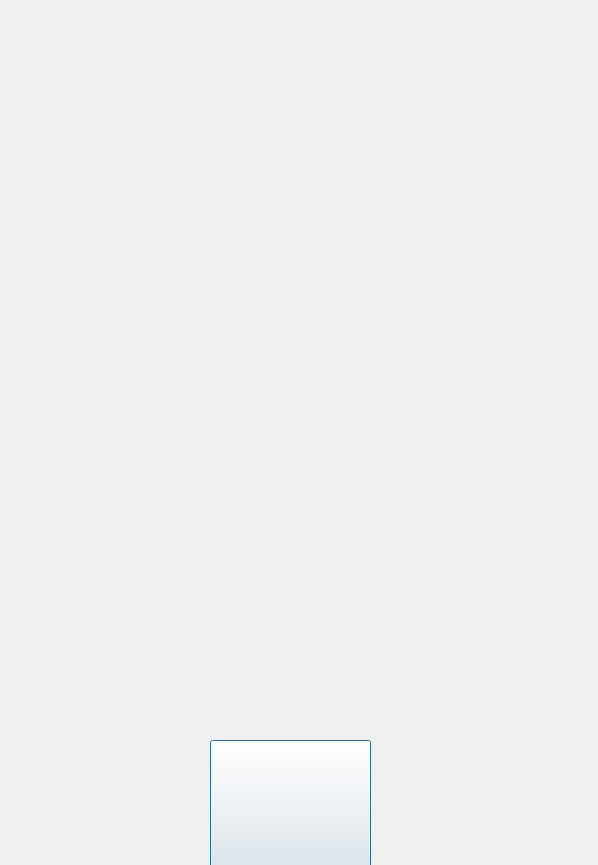
Old version of the form game1introdialog.ui in the repository Hengyu10003/The-Eighth.
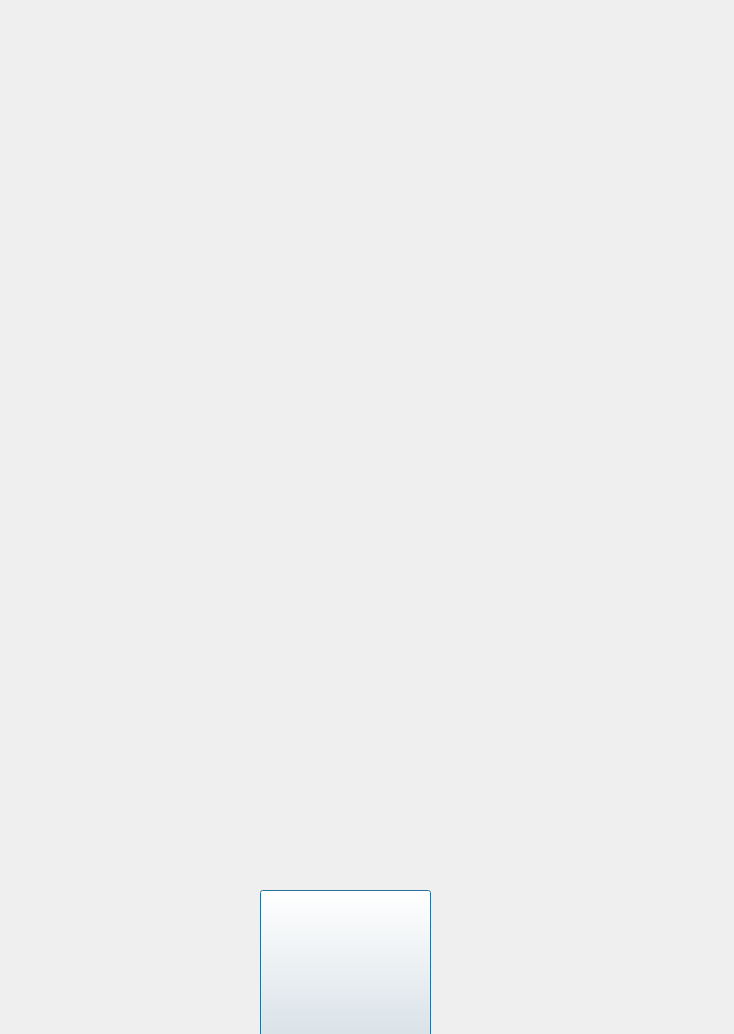
New version of the form. Icons and pictures are not drawn.

Patch:
```diff
--- a/game1introdialog.ui
+++ b/game1introdialog.ui
@@ -6,8 +6,8 @@
    <rect>
     <x>0</x>
     <y>0</y>
-    <width>598</width>
-    <height>865</height>
+    <width>734</width>
+    <height>1034</height>
    </rect>
   </property>
   <property name="windowTitle">
@@ -19,10 +19,10 @@
   <widget class="QPushButton" name="returnBtn">
    <property name="geometry">
     <rect>
-     <x>210</x>
-     <y>740</y>
-     <width>161</width>
-     <height>141</height>
+     <x>260</x>
+     <y>890</y>
+     <width>171</width>
+     <height>151</height>
     </rect>
    </property>
    <property name="minimumSize">
```
